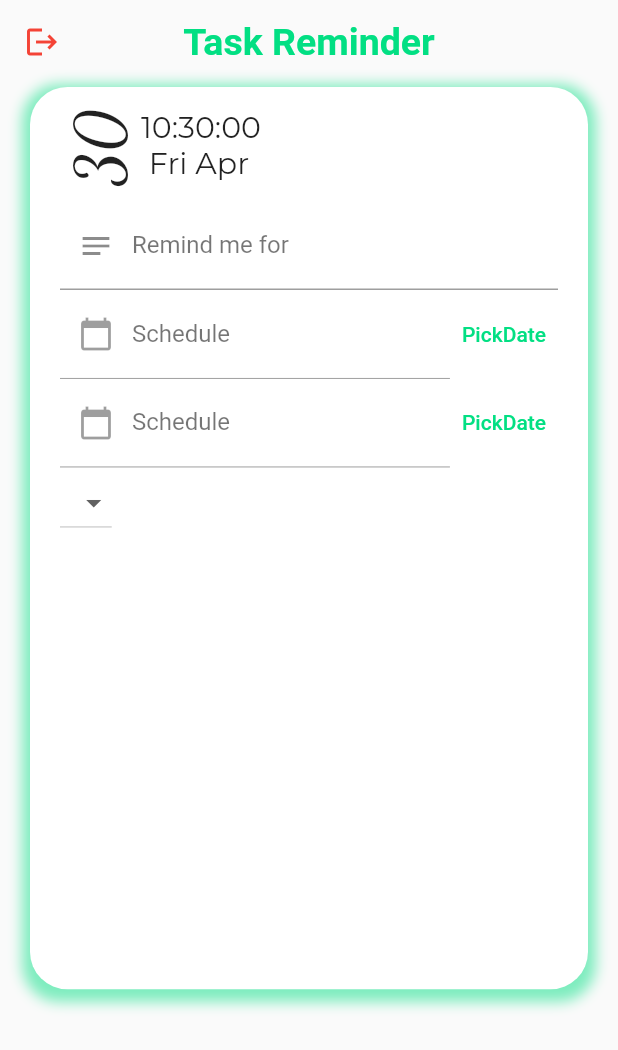
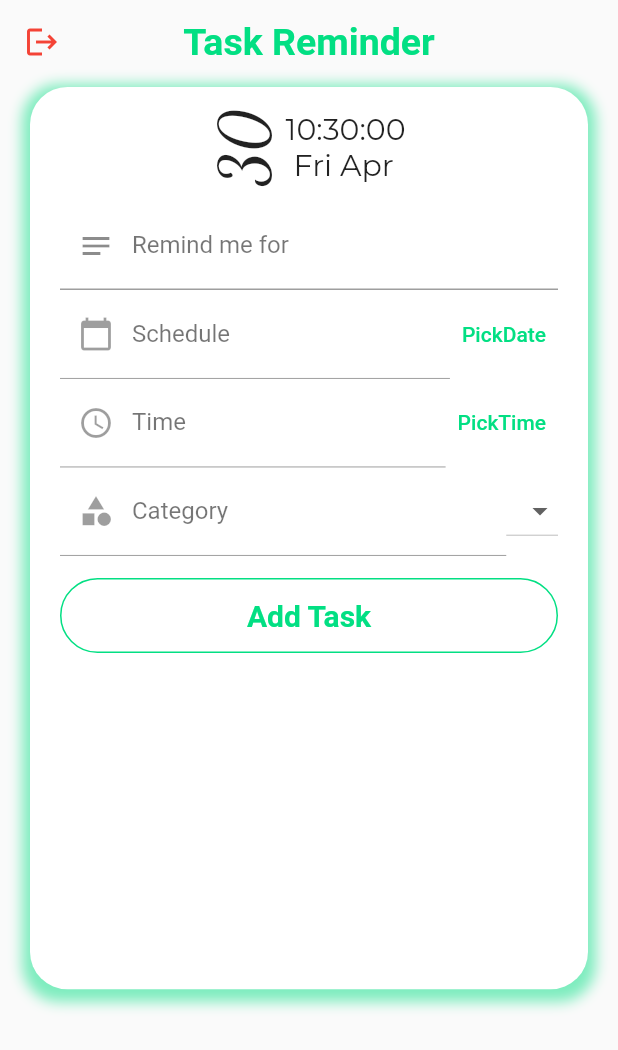
Before and after one commit to mjahanzaib29/todo_reminder, a Flutter app: the Home screen opened directly, on a phone screen of 412 x 824 dp. Shown: the top 1050 px of the screen. Run offline on Flutter 3.47's test engine with Material 2 defaults, Android fonts, the phone set to English and light mode, and no system bars; our stand-ins replace google_fonts; Roboto replaces fonts that are missing (Poppins).

Commit message:
HomePage UI

```diff
--- a/lib/constant/pallete.dart
+++ b/lib/constant/pallete.dart
@@ -43,6 +43,12 @@ class Pallete {
     color: Colors.white,
     fontWeight: FontWeight.bold,
   );
+  static const kbtn2 = TextStyle(
+    fontSize: 20,
+    fontFamily: 'Poppins',
+    color: bgColor,
+    fontWeight: FontWeight.bold,
+  );
   static const knavunselected = TextStyle(
     fontSize: 15,
     fontFamily: 'Poppins',
--- a/lib/screens/home.dart
+++ b/lib/screens/home.dart
@@ -80,7 +80,8 @@ class _HomeState extends State<Home> {
                   child: Column(
                     children: [
                       Row(
-                        crossAxisAlignment: CrossAxisAlignment.start,
+                        crossAxisAlignment: CrossAxisAlignment.center,
+                        mainAxisAlignment: MainAxisAlignment.center,
                         children: [
                           RotatedBox(
                             quarterTurns: 3,
@@ -132,24 +133,34 @@ class _HomeState extends State<Home> {
                             child: TextField(
                               enabled: false,
                               decoration: InputDecoration(
-                                prefixIcon: Icon(Icons.calendar_today),
+                                prefixIcon: Icon(Icons.access_time),
                                 labelStyle: Pallete.khint,
                                 labelText: finaldatewithyear == null
-                                    ? 'Schedule'
+                                    ? 'Time'
                                     : finaldatewithyear,
                               ),
                             ),
                           ),
                           TextButton(
                             onPressed: () => _selectTime(context),
-                            child: Text('PickDate'),
+                            child: Text('PickTime'),
                           ),
                         ],
                       ),
                       Row(
                         children: [
+                          Expanded(
+                            child: TextField(
+                              enabled: false,
+                              decoration: InputDecoration(
+                                  prefixIcon: Icon(Icons.category),
+                                  labelStyle: Pallete.khint,
+                                  labelText: 'Category'),
+                            ),
+                          ),
                           DropdownButton<String>(
-                            items: <String>['A', 'B', 'C', 'D'].map((String value) {
+                            items: <String>['A', 'B', 'C', 'D']
+                                .map((String value) {
                               return new DropdownMenuItem<String>(
                                 value: value,
                                 child: new Text(value),
@@ -158,7 +169,24 @@ class _HomeState extends State<Home> {
                             onChanged: (_) {},
                           ),
                         ],
-                      )
+                      ),
+                      Container(
+                        margin: EdgeInsets.symmetric(vertical: 15),
+                        width: size.width,
+                        decoration: new BoxDecoration(
+                          border: Border.all(
+                            color: Pallete.bgColor,
+                          ),
+                          borderRadius: BorderRadius.all(Radius.circular(50.0)),
+                        ),
+                        child: TextButton(
+                          child: new Text(
+                            'Add Task',
+                            style: Pallete.kbtn2,
+                          ),
+                          onPressed: () {},
+                        ),
+                      ),
                     ],
                   ),
                 ),
```
